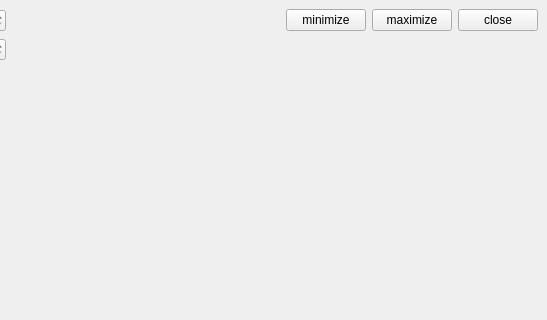
Qt form demos/framelesshelper/mainwindow.ui (canpool/qxframeless) before a commit; both pictures show x 253 to 800 and y 0 to 320 of the 800 by 600 pixel window.
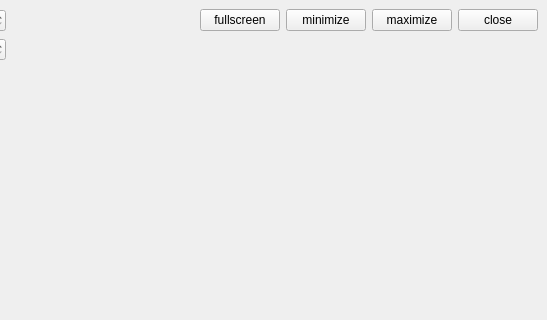
The same form after that commit.

Commit message: demo: framelesshelper: add fullscreen button

Patch:
```diff
--- a/demos/framelesshelper/mainwindow.ui
+++ b/demos/framelesshelper/mainwindow.ui
@@ -121,6 +121,13 @@
           </property>
          </spacer>
         </item>
+        <item>
+         <widget class="QPushButton" name="pushButtonFull">
+          <property name="text">
+           <string>fullscreen</string>
+          </property>
+         </widget>
+        </item>
         <item>
          <widget class="QPushButton" name="pushButtonMinimize">
           <property name="text">
```
The commit also changes 2 other files.
